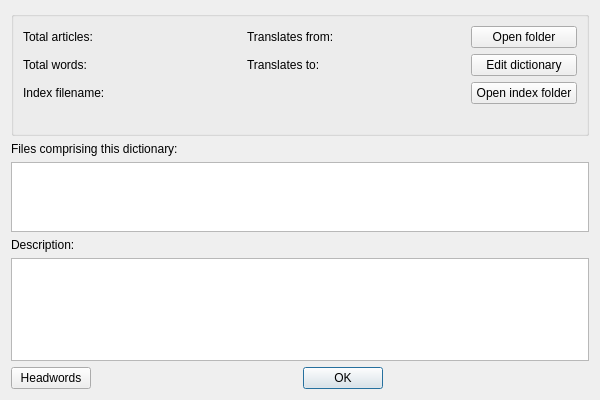
Above: src/ui/dictinfo.ui from xiaoyifang/goldendict-ng before the change. Below: the same form after it.
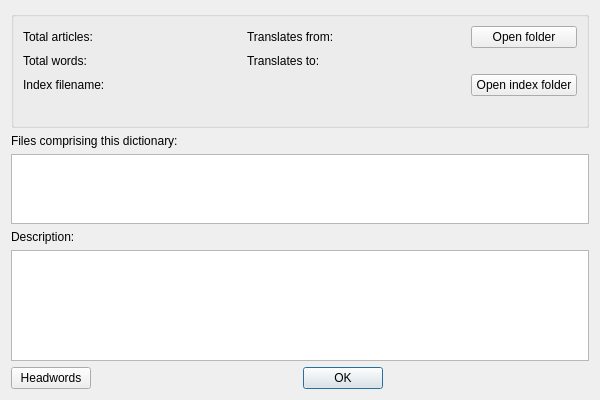
That is the form after the change.

Commit message: clean: purge undocumented and useless `editDictionaryCommandLine` feature

```diff
--- a/src/ui/dictinfo.ui
+++ b/src/ui/dictinfo.ui
@@ -23,16 +23,6 @@
       <string/>
      </property>
      <layout class="QGridLayout" name="gridLayout">
-      <item row="1" column="4">
-       <widget class="QPushButton" name="editDictionary">
-        <property name="enabled">
-         <bool>true</bool>
-        </property>
-        <property name="text">
-         <string>Edit dictionary</string>
-        </property>
-       </widget>
-      </item>
       <item row="1" column="3">
        <widget class="QLabel" name="dictionaryTranslatesTo">
         <property name="text">
```
The commit also changes 9 other files.
